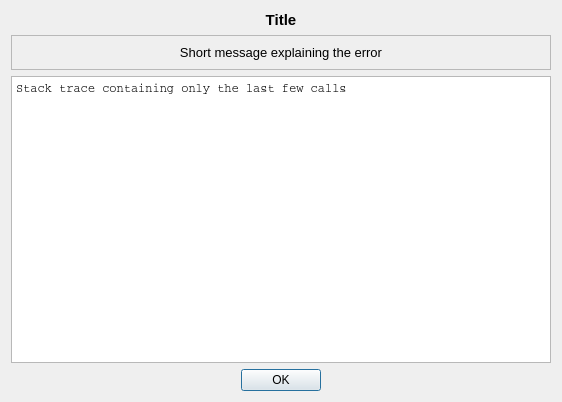
This is vibra/interface/data/ui_files/messages/exception_message.ui in MOPT-UFSC/VIBRA as Qt 5 draws it before an edit. The edited form follows.
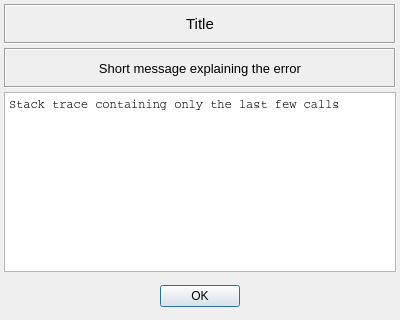
This is the edited form.

Commit message: Format the ExceptionMessage

```diff
--- a/vibra/interface/data/ui_files/messages/exception_message.ui
+++ b/vibra/interface/data/ui_files/messages/exception_message.ui
@@ -9,10 +9,16 @@
    <rect>
     <x>0</x>
     <y>0</y>
-    <width>562</width>
-    <height>402</height>
+    <width>400</width>
+    <height>320</height>
    </rect>
   </property>
+  <property name="minimumSize">
+   <size>
+    <width>400</width>
+    <height>320</height>
+   </size>
+  </property>
   <property name="maximumSize">
    <size>
     <width>600</width>
@@ -26,7 +32,58 @@
    <bool>true</bool>
   </property>
   <layout class="QVBoxLayout" name="verticalLayout">
+   <property name="spacing">
+    <number>4</number>
+   </property>
+   <property name="leftMargin">
+    <number>4</number>
+   </property>
+   <property name="topMargin">
+    <number>4</number>
+   </property>
+   <property name="rightMargin">
+    <number>4</number>
+   </property>
+   <property name="bottomMargin">
+    <number>4</number>
+   </property>
    <item>
+    <widget class="QFrame" name="frame_title">
+     <property name="minimumSize">
+      <size>
+       <width>0</width>
+       <height>40</height>
+      </size>
+     </property>
+     <property name="maximumSize">
+      <size>
+       <width>16777215</width>
+       <height>40</height>
+      </size>
+     </property>
+     <property name="frameShape">
+      <enum>QFrame::Shape::Box</enum>
+     </property>
+     <property name="frameShadow">
+      <enum>QFrame::Shadow::Sunken</enum>
+     </property>
+     <layout class="QGridLayout" name="gridLayout">
+      <property name="leftMargin">
+       <number>2</number>
+      </property>
+      <property name="topMargin">
+       <number>2</number>
+      </property>
+      <property name="rightMargin">
+       <number>2</number>
+      </property>
+      <property name="bottomMargin">
+       <number>2</number>
+      </property>
+      <property name="spacing">
+       <number>2</number>
+      </property>
+      <item row="0" column="0">
     <widget class="QLabel" name="title_label">
      <property name="sizePolicy">
       <sizepolicy hsizetype="Preferred" vsizetype="Preferred">
@@ -49,7 +106,6 @@
      <property name="font">
       <font>
        <pointsize>11</pointsize>
-       <bold>true</bold>
       </font>
      </property>
      <property name="text">
@@ -60,20 +116,44 @@
      </property>
     </widget>
    </item>
+     </layout>
+    </widget>
+   </item>
    <item>
-    <widget class="QFrame" name="frame">
+    <widget class="QFrame" name="frame_short_message">
+     <property name="minimumSize">
+      <size>
+       <width>0</width>
+       <height>40</height>
+      </size>
+     </property>
      <property name="font">
       <font>
        <pointsize>9</pointsize>
       </font>
      </property>
      <property name="frameShape">
-      <enum>QFrame::Shape::StyledPanel</enum>
+      <enum>QFrame::Shape::Box</enum>
      </property>
      <property name="frameShadow">
-      <enum>QFrame::Shadow::Raised</enum>
+      <enum>QFrame::Shadow::Sunken</enum>
      </property>
      <layout class="QVBoxLayout" name="verticalLayout_2">
+      <property name="spacing">
+       <number>2</number>
+      </property>
+      <property name="leftMargin">
+       <number>2</number>
+      </property>
+      <property name="topMargin">
+       <number>2</number>
+      </property>
+      <property name="rightMargin">
+       <number>2</number>
+      </property>
+      <property name="bottomMargin">
+       <number>2</number>
+      </property>
       <item>
        <widget class="QLabel" name="error_message">
         <property name="sizePolicy">
@@ -141,21 +221,42 @@
     </widget>
    </item>
    <item>
-    <layout class="QHBoxLayout" name="horizontalLayout">
-     <item>
-      <spacer name="horizontalSpacer">
-       <property name="orientation">
-        <enum>Qt::Orientation::Horizontal</enum>
-       </property>
-       <property name="sizeHint" stdset="0">
+    <widget class="QFrame" name="frame_button">
+     <property name="minimumSize">
+      <size>
+       <width>0</width>
+       <height>40</height>
+      </size>
+     </property>
+     <property name="maximumSize">
         <size>
-         <width>40</width>
-         <height>20</height>
-        </size>
-       </property>
-      </spacer>
-     </item>
-     <item>
+       <width>16777215</width>
+       <height>40</height>
+      </size>
+     </property>
+     <property name="frameShape">
+      <enum>QFrame::Shape::NoFrame</enum>
+     </property>
+     <property name="frameShadow">
+      <enum>QFrame::Shadow::Raised</enum>
+     </property>
+     <layout class="QGridLayout" name="gridLayout_2">
+      <property name="leftMargin">
+       <number>2</number>
+      </property>
+      <property name="topMargin">
+       <number>2</number>
+      </property>
+      <property name="rightMargin">
+       <number>2</number>
+      </property>
+      <property name="bottomMargin">
+       <number>2</number>
+      </property>
+      <property name="spacing">
+       <number>2</number>
+      </property>
+      <item row="0" column="0">
       <widget class="QPushButton" name="ok_button">
        <property name="minimumSize">
         <size>
@@ -163,6 +264,12 @@
          <height>0</height>
         </size>
        </property>
+        <property name="maximumSize">
+         <size>
+          <width>80</width>
+          <height>16777215</height>
+         </size>
+        </property>
        <property name="baseSize">
         <size>
          <width>0</width>
@@ -174,20 +281,8 @@
        </property>
       </widget>
      </item>
-     <item>
-      <spacer name="horizontalSpacer_2">
-       <property name="orientation">
-        <enum>Qt::Orientation::Horizontal</enum>
-       </property>
-       <property name="sizeHint" stdset="0">
-        <size>
-         <width>40</width>
-         <height>20</height>
-        </size>
-       </property>
-      </spacer>
-     </item>
-    </layout>
+     </layout>
+    </widget>
    </item>
   </layout>
  </widget>
```
Lines whose indentation alone changed are shown as unchanged. The commit also changes 5 other files.
